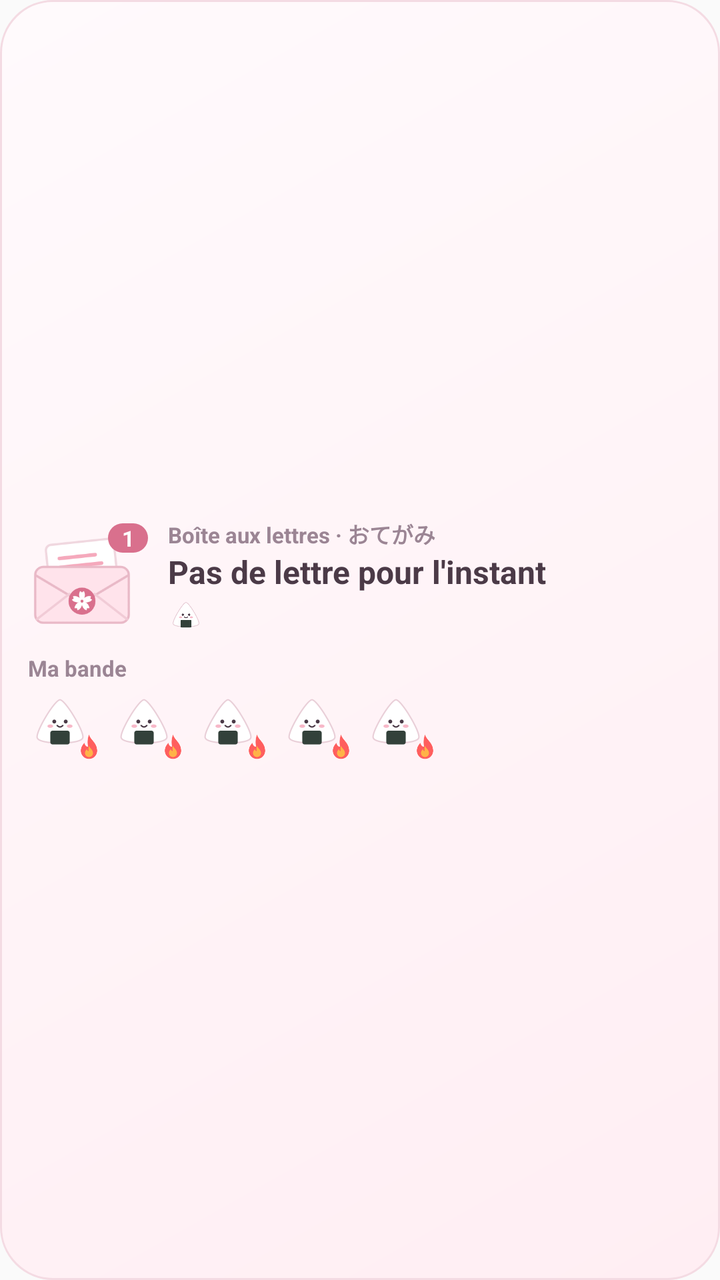
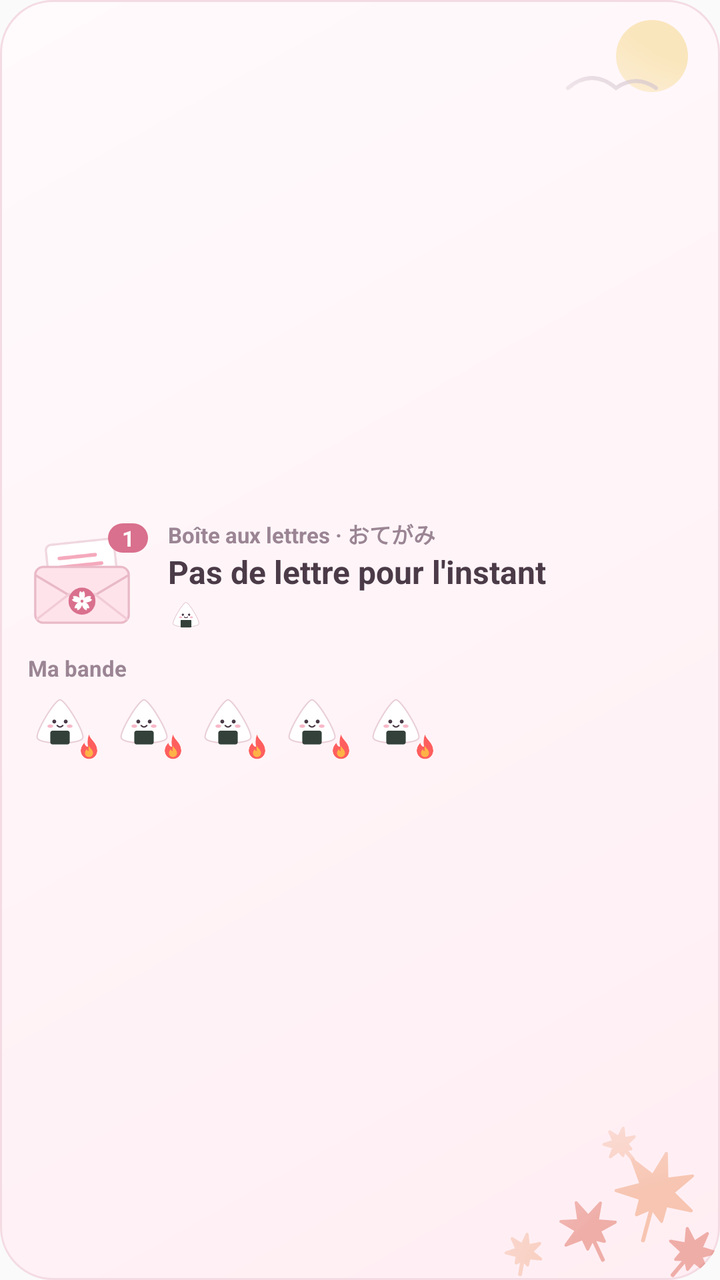

The first picture is an Android layout as it rendered before a commit; the second is the same layout after the commit. The layout source and the unified diff follow.
<!-- AndroidManifest.xml: application theme AppTheme -->
<!-- res/layout/widget_mail.xml -->
<?xml version="1.0" encoding="utf-8"?>
<LinearLayout xmlns:android="http://schemas.android.com/apk/res/android"
    android:id="@+id/w_root" android:layout_width="match_parent" android:layout_height="match_parent"
    android:background="@drawable/widget_bg" android:gravity="center_vertical" android:orientation="vertical" android:padding="14dp">
    <LinearLayout android:layout_width="match_parent" android:layout_height="wrap_content" android:gravity="center_vertical" android:orientation="horizontal">
        <FrameLayout android:layout_width="60dp" android:layout_height="52dp">
            <ImageView android:id="@+id/w_env" android:layout_width="54dp" android:layout_height="46dp" android:layout_gravity="bottom|start" android:contentDescription="@string/widget_mail_env" android:src="@drawable/w_env_letter" />
            <TextView android:id="@+id/w_badge" android:layout_width="wrap_content" android:layout_height="wrap_content" android:layout_gravity="top|end"
                android:background="@drawable/widget_pill" android:minWidth="20dp" android:gravity="center" android:paddingStart="6dp" android:paddingEnd="6dp"
                android:text="1" android:textColor="@color/w_on_accent" android:textSize="11sp" android:textStyle="bold" />
        </FrameLayout>
        <LinearLayout android:layout_width="0dp" android:layout_height="wrap_content" android:layout_marginStart="10dp" android:layout_weight="1" android:orientation="vertical">
            <TextView android:layout_width="wrap_content" android:layout_height="wrap_content" android:text="Boîte aux lettres · おてがみ" android:textColor="@color/w_muted" android:textSize="11sp" android:textStyle="bold" />
            <TextView android:id="@+id/w_title" android:layout_width="match_parent" android:layout_height="wrap_content" android:ellipsize="end" android:maxLines="1" android:text="Pas de lettre pour l'instant" android:textColor="@color/w_text" android:textSize="16sp" android:textStyle="bold" />
            <LinearLayout android:layout_width="match_parent" android:layout_height="wrap_content" android:layout_marginTop="2dp" android:gravity="center_vertical" android:orientation="horizontal">
                <ImageView android:id="@+id/w_from_m" android:layout_width="18dp" android:layout_height="18dp" android:layout_marginEnd="4dp" android:importantForAccessibility="no" android:src="@drawable/w_onigiri" />
                <TextView android:id="@+id/w_from" android:layout_width="0dp" android:layout_height="wrap_content" android:layout_weight="1" android:ellipsize="end" android:maxLines="1" android:text="" android:textColor="@color/w_accent" android:textSize="13sp" />
            </LinearLayout>
        </LinearLayout>
    </LinearLayout>
    <TextView android:id="@+id/w_band_lbl" android:layout_width="match_parent" android:layout_height="wrap_content" android:layout_marginTop="10dp" android:ellipsize="end" android:maxLines="1" android:text="Ma bande" android:textColor="@color/w_muted" android:textSize="11sp" android:textStyle="bold" />
    <LinearLayout android:layout_width="match_parent" android:layout_height="wrap_content" android:layout_marginTop="4dp" android:orientation="horizontal">
        <FrameLayout android:id="@+id/w_c0" android:layout_width="38dp" android:layout_height="36dp" android:layout_marginEnd="4dp">
            <ImageView android:id="@+id/w_b0" android:layout_width="32dp" android:layout_height="32dp" android:importantForAccessibility="no" android:src="@drawable/w_onigiri" />
            <ImageView android:id="@+id/w_bf0" android:layout_width="15dp" android:layout_height="15dp" android:layout_gravity="bottom|end" android:importantForAccessibility="no" android:src="@drawable/w_flame_on" />
        </FrameLayout>
        <FrameLayout android:id="@+id/w_c1" android:layout_width="38dp" android:layout_height="36dp" android:layout_marginEnd="4dp">
            <ImageView android:id="@+id/w_b1" android:layout_width="32dp" android:layout_height="32dp" android:importantForAccessibility="no" android:src="@drawable/w_onigiri" />
            <ImageView android:id="@+id/w_bf1" android:layout_width="15dp" android:layout_height="15dp" android:layout_gravity="bottom|end" android:importantForAccessibility="no" android:src="@drawable/w_flame_on" />
        </FrameLayout>
        <FrameLayout android:id="@+id/w_c2" android:layout_width="38dp" android:layout_height="36dp" android:layout_marginEnd="4dp">
            <ImageView android:id="@+id/w_b2" android:layout_width="32dp" android:layout_height="32dp" android:importantForAccessibility="no" android:src="@drawable/w_onigiri" />
            <ImageView android:id="@+id/w_bf2" android:layout_width="15dp" android:layout_height="15dp" android:layout_gravity="bottom|end" android:importantForAccessibility="no" android:src="@drawable/w_flame_on" />
        </FrameLayout>
        <FrameLayout android:id="@+id/w_c3" android:layout_width="38dp" android:layout_height="36dp" android:layout_marginEnd="4dp">
            <ImageView android:id="@+id/w_b3" android:layout_width="32dp" android:layout_height="32dp" android:importantForAccessibility="no" android:src="@drawable/w_onigiri" />
            <ImageView android:id="@+id/w_bf3" android:layout_width="15dp" android:layout_height="15dp" android:layout_gravity="bottom|end" android:importantForAccessibility="no" android:src="@drawable/w_flame_on" />
        </FrameLayout>
        <FrameLayout android:id="@+id/w_c4" android:layout_width="38dp" android:layout_height="36dp" android:layout_marginEnd="4dp">
            <ImageView android:id="@+id/w_b4" android:layout_width="32dp" android:layout_height="32dp" android:importantForAccessibility="no" android:src="@drawable/w_onigiri" />
            <ImageView android:id="@+id/w_bf4" android:layout_width="15dp" android:layout_height="15dp" android:layout_gravity="bottom|end" android:importantForAccessibility="no" android:src="@drawable/w_flame_on" />
        </FrameLayout>
    </LinearLayout>
</LinearLayout>
<!-- resources referenced by this layout -->
<resources>
  <color name="w_accent">#FFD9708D</color>
  <color name="w_muted">#FF9B8594</color>
  <color name="w_on_accent">#FFFFFFFF</color>
  <color name="w_text">#FF4B3A47</color>
  <!-- drawable w_env_letter: png bitmap (drawable-nodpi, 14328 bytes) -->
  <!-- drawable w_flame_on: png bitmap (drawable-nodpi, 2716 bytes) -->
  <!-- drawable w_onigiri: png bitmap (drawable-nodpi, 8393 bytes) -->
  <!-- drawable widget_bg (drawable) -->
  <?xml version="1.0" encoding="utf-8"?>
  <shape xmlns:android="http://schemas.android.com/apk/res/android" android:shape="rectangle">
      <corners android:radius="26dp" />
      <gradient android:angle="315" android:startColor="@color/w_bg" android:endColor="@color/w_bg2" />
      <stroke android:width="1dp" android:color="@color/w_stroke" />
  </shape>
  <!-- drawable widget_pill (drawable) -->
  <?xml version="1.0" encoding="utf-8"?>
  <shape xmlns:android="http://schemas.android.com/apk/res/android" android:shape="rectangle">
      <corners android:radius="18dp" />
      <solid android:color="@color/w_accent" />
  </shape>
  <string name="widget_mail_env">Enveloppe</string>
  <style name="AppTheme" parent="Theme.AppCompat.Light.DarkActionBar">
          
          <item name="colorPrimary">@color/colorPrimary</item>
          <item name="colorPrimaryDark">@color/colorPrimaryDark</item>
          <item name="colorAccent">@color/colorAccent</item>
      </style>
  <color name="w_bg">#FFFFFAFC</color>
  <color name="w_bg2">#FFFFEEF3</color>
  <color name="w_stroke">#FFF4DBE3</color>
</resources>

<!-- the commit's change to res/layout/widget_mail.xml (unified diff, before → after) -->
@@ -1,7 +1,13 @@
 <?xml version="1.0" encoding="utf-8"?>
-<LinearLayout xmlns:android="http://schemas.android.com/apk/res/android"
+<FrameLayout xmlns:android="http://schemas.android.com/apk/res/android"
     android:id="@+id/w_root" android:layout_width="match_parent" android:layout_height="match_parent"
-    android:background="@drawable/widget_bg" android:gravity="center_vertical" android:orientation="vertical" android:padding="14dp">
+    android:background="@drawable/widget_bg">
+    <ImageView android:id="@+id/w_art_br" android:layout_width="150dp" android:layout_height="96dp" android:layout_gravity="bottom|end"
+        android:importantForAccessibility="no" android:scaleType="fitXY" android:src="@drawable/w_art_aki_br" />
+    <ImageView android:id="@+id/w_art_tr" android:layout_width="96dp" android:layout_height="64dp" android:layout_gravity="top|end"
+        android:importantForAccessibility="no" android:scaleType="fitXY" android:src="@drawable/w_art_aki_tr" />
+<LinearLayout android:layout_width="match_parent" android:layout_height="match_parent"
+    android:gravity="center_vertical" android:orientation="vertical" android:padding="14dp">
     <LinearLayout android:layout_width="match_parent" android:layout_height="wrap_content" android:gravity="center_vertical" android:orientation="horizontal">
         <FrameLayout android:layout_width="60dp" android:layout_height="52dp">
             <ImageView android:id="@+id/w_env" android:layout_width="54dp" android:layout_height="46dp" android:layout_gravity="bottom|start" android:contentDescription="@string/widget_mail_env" android:src="@drawable/w_env_letter" />
@@ -42,3 +48,4 @@
         </FrameLayout>
     </LinearLayout>
 </LinearLayout>
+</FrameLayout>
<!-- resource entries referenced after the edit -->
@@ -4,6 +4,8 @@
   <color name="w_muted">#FF9B8594</color>
   <color name="w_on_accent">#FFFFFFFF</color>
   <color name="w_text">#FF4B3A47</color>
+  <!-- drawable w_art_aki_br: png bitmap (drawable-night-nodpi, 16971 bytes) -->
+  <!-- drawable w_art_aki_tr: png bitmap (drawable-night-nodpi, 6536 bytes) -->
   <!-- drawable w_env_letter: png bitmap (drawable-nodpi, 14328 bytes) -->
   <!-- drawable w_flame_on: png bitmap (drawable-nodpi, 2716 bytes) -->
   <!-- drawable w_onigiri: png bitmap (drawable-nodpi, 8393 bytes) -->
